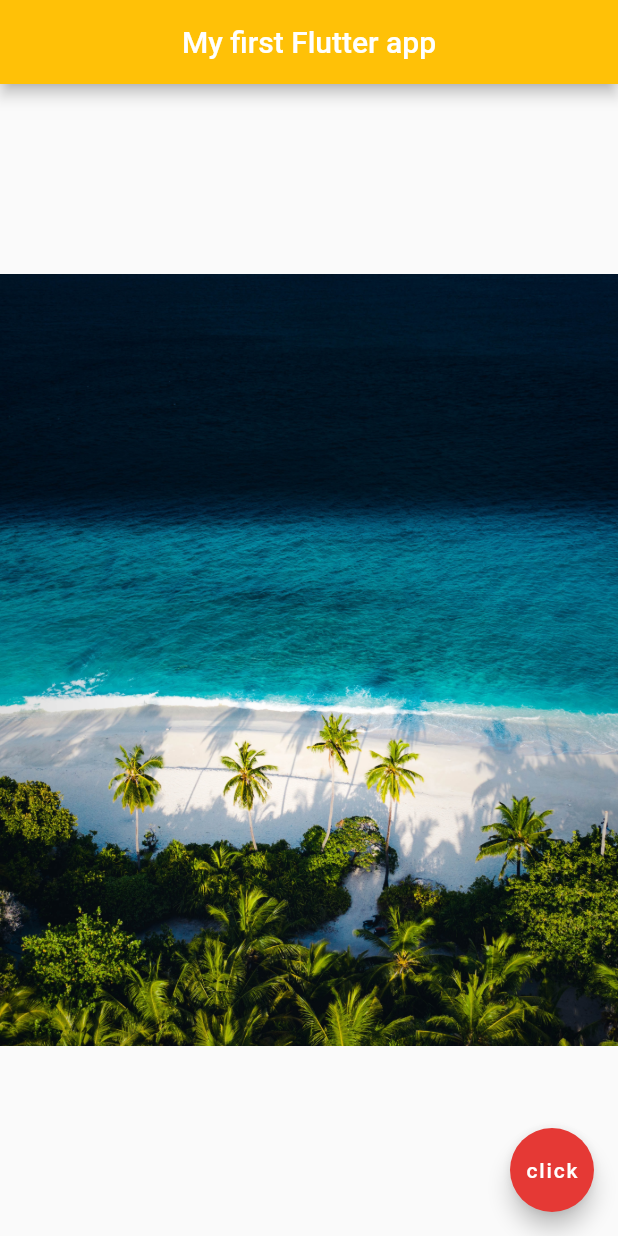
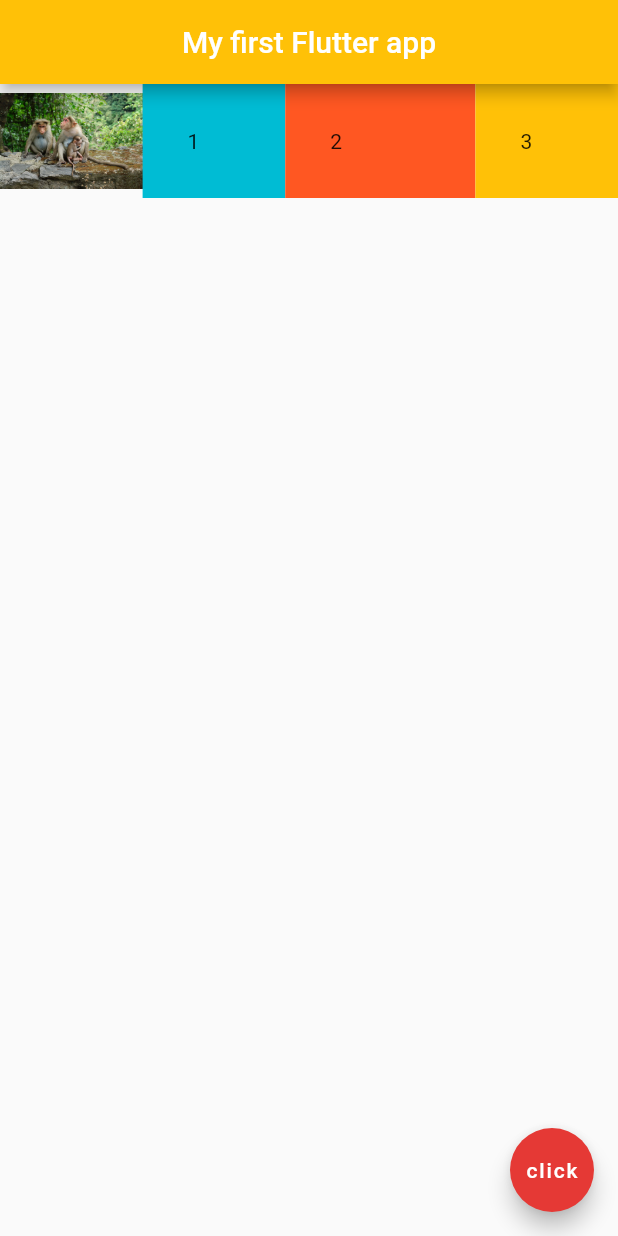
Before and after one commit to elchomik/Studia, a Flutter app: the screen it shows after launch, on a phone screen of 412 x 824 dp. Run offline on Flutter 3.47's test engine with Material 2 defaults, Android fonts, the phone set to English and light mode, and no system bars.

Commit message:
Change basic concepts of Flutter app

```diff
--- a/Flutter/app/lib/main.dart
+++ b/Flutter/app/lib/main.dart
@@ -1,3 +1,4 @@
+import 'package:flutter/cupertino.dart';
 import 'package:flutter/material.dart';
 
 void main() {
@@ -18,9 +19,38 @@ class Home extends StatelessWidget{
         centerTitle: true,
         backgroundColor: Colors.amber,
       ),
-      body: Center(
-        child:Image.asset('assets/picture2.jpg'),
-
+      body:Row(
+        children: [
+          Expanded(
+              child: Image.asset("assets/picture.jpg"),
+            flex:3,
+          ),
+          Expanded(
+            flex: 3,
+            child: Container(
+              padding: EdgeInsets.all(30),
+              color: Colors.cyan,
+              child: Text("1"),
+            ),
+          ),
+          Expanded(
+            flex:4,
+            child: Container(
+              padding:EdgeInsets.all(30),
+              color: Colors.deepOrange,
+              child:Text("2"),
+            ),
+          ),
+          Expanded(
+            flex:3,
+            child:
+            Container(
+              padding: EdgeInsets.all(30),
+              color: Colors.amber,
+              child: Text("3"),
+            ),
+          ),
+        ],
       ),
       floatingActionButton: FloatingActionButton(
         backgroundColor: Colors.red[600],
```
